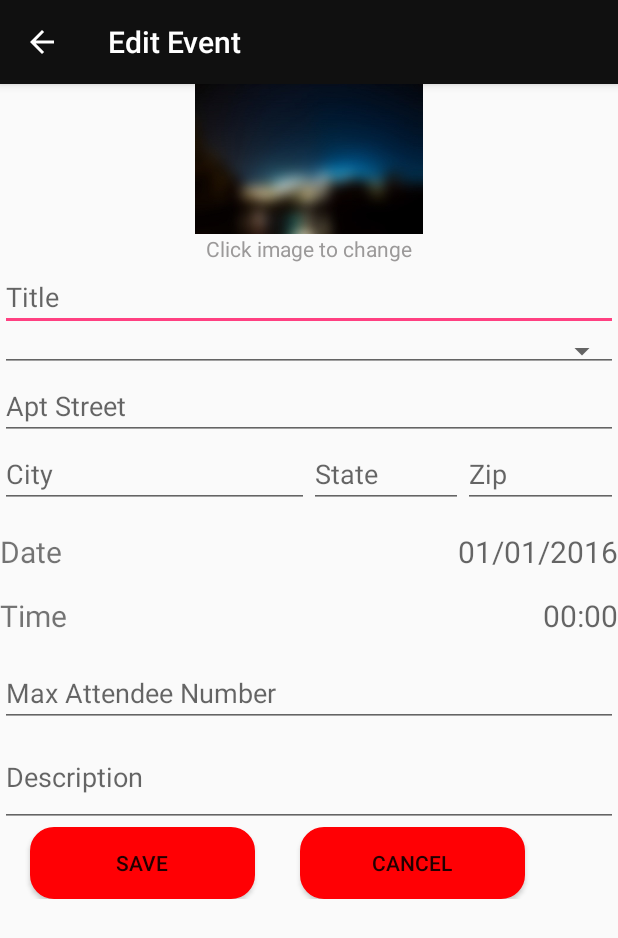
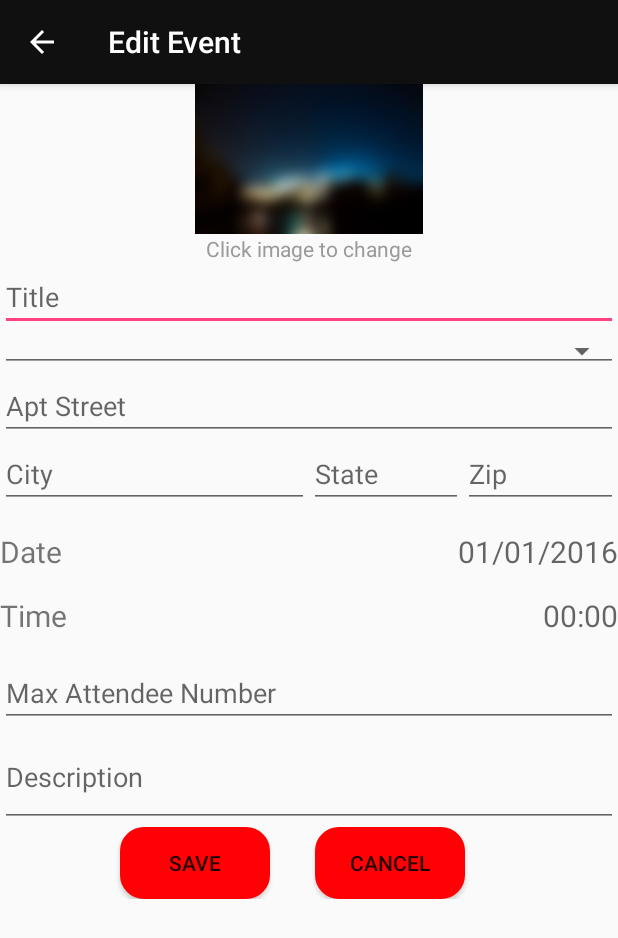
Before and after one commit to powercheng/EQ, an Android app: the EditEventActivity screen opened directly, with no data from a screen before it, on a phone screen of 412 x 824 dp. Shown: the top 938 px of the screen. Run offline under Robolectric (Android 15) with nearby library versions, the phone set to English and light mode, and no system bars; libraries missing offline, so code that uses them is left out: com.parse; 4 statements that could not run were skipped.

```diff
--- a/app/src/main/res/layout/activity_edit_event.xml
+++ b/app/src/main/res/layout/activity_edit_event.xml
@@ -169,18 +169,18 @@
             android:layout_height="wrap_content">
         <Button
             android:text="Save"
-            android:layout_width="150dp"
+            android:layout_width="100dp"
             android:layout_height="wrap_content"
             android:id="@+id/editEventButton"
             android:elevation="0dp"
-            android:layout_marginLeft="20dp"
+            android:layout_marginLeft="80dp"
             android:layout_gravity="center"
             android:background="@drawable/mybuttonstyle"
             android:onClick="editEventButtonOnclick"/>
 
         <Button
             android:text="Cancel"
-            android:layout_width="150dp"
+            android:layout_width="100dp"
             android:layout_height="wrap_content"
             android:id="@+id/cancelEventButton"
             android:elevation="0dp"
```
Also changed, not shown: app/src/main/java/com/example/peng/eq/EditEventActivity.java (+12 -1 lines).
